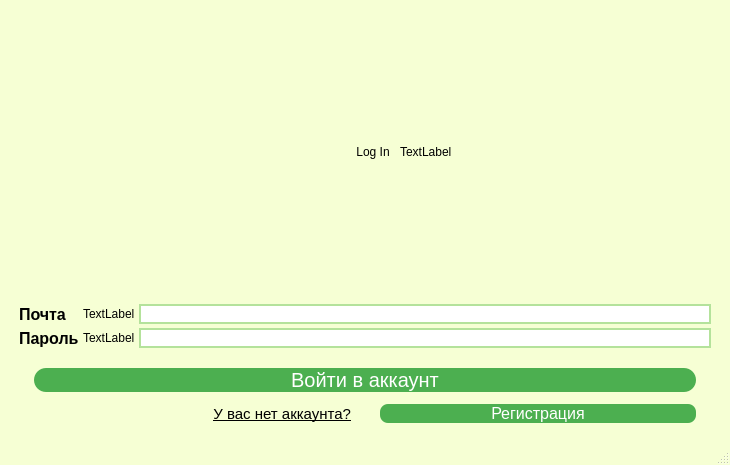
Before: the Qt Designer form mainwindow.ui in SisAdminNsk/CarRentalQTClient, drawn with Qt 5.
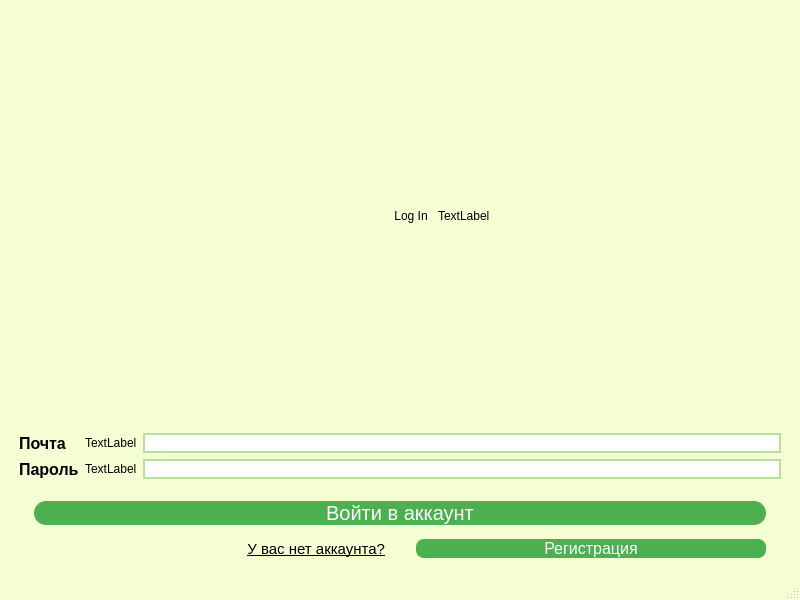
After: the same form once the commit is applied.

```diff
--- a/mainwindow.ui
+++ b/mainwindow.ui
@@ -6,15 +6,18 @@
    <rect>
     <x>0</x>
     <y>0</y>
-    <width>730</width>
-    <height>465</height>
+    <width>800</width>
+    <height>600</height>
    </rect>
   </property>
+  <property name="sizePolicy">
+   <sizepolicy hsizetype="Fixed" vsizetype="Fixed">
+    <horstretch>0</horstretch>
+    <verstretch>0</verstretch>
+   </sizepolicy>
+  </property>
   <property name="windowTitle">
-   <string>CarRentalClient</string>
-  </property>
-  <property name="autoFillBackground">
-   <bool>false</bool>
+   <string>CarRentalClient/Login</string>
   </property>
   <property name="styleSheet">
    <string notr="true">QMainWindow {
@@ -22,12 +25,9 @@
 }</string>
   </property>
   <widget class="QWidget" name="centralwidget">
-   <layout class="QGridLayout" name="gridLayout">
+   <layout class="QGridLayout" name="gridLayout_3">
     <item row="0" column="0">
-     <layout class="QVBoxLayout" name="verticalLayout">
-      <property name="spacing">
-       <number>4</number>
-      </property>
+     <layout class="QGridLayout" name="gridLayout">
       <property name="leftMargin">
        <number>10</number>
       </property>
@@ -40,7 +40,7 @@
       <property name="bottomMargin">
        <number>10</number>
       </property>
-      <item>
+      <item row="0" column="0">
        <layout class="QHBoxLayout" name="horizontalLayout_4" stretch="12,10">
         <property name="spacing">
          <number>7</number>
@@ -68,7 +68,7 @@
         </item>
        </layout>
       </item>
-      <item>
+      <item row="1" column="0">
        <spacer name="verticalSpacer_3">
         <property name="orientation">
          <enum>Qt::Vertical</enum>
@@ -84,7 +84,7 @@
         </property>
        </spacer>
       </item>
-      <item>
+      <item row="2" column="0">
        <layout class="QGridLayout" name="gridLayout_2">
         <item row="0" column="0">
          <widget class="QLabel" name="label">
@@ -157,7 +157,7 @@
         </item>
        </layout>
       </item>
-      <item>
+      <item row="3" column="0">
        <spacer name="verticalSpacer">
         <property name="orientation">
          <enum>Qt::Vertical</enum>
@@ -173,7 +173,7 @@
         </property>
        </spacer>
       </item>
-      <item>
+      <item row="4" column="0">
        <layout class="QVBoxLayout" name="verticalLayout_3">
         <property name="leftMargin">
          <number>15</number>
@@ -305,13 +305,7 @@
     </rect>
    </property>
   </widget>
-  <widget class="QStatusBar" name="statusbar">
-   <property name="styleSheet">
-    <string notr="true">QStatusBar{
-	overflow: hidden;
-}</string>
-   </property>
-  </widget>
+  <widget class="QStatusBar" name="statusbar"/>
  </widget>
  <resources/>
  <connections/>
```
Left out of the diff: 2 changed lines with no effect on the pictures.
